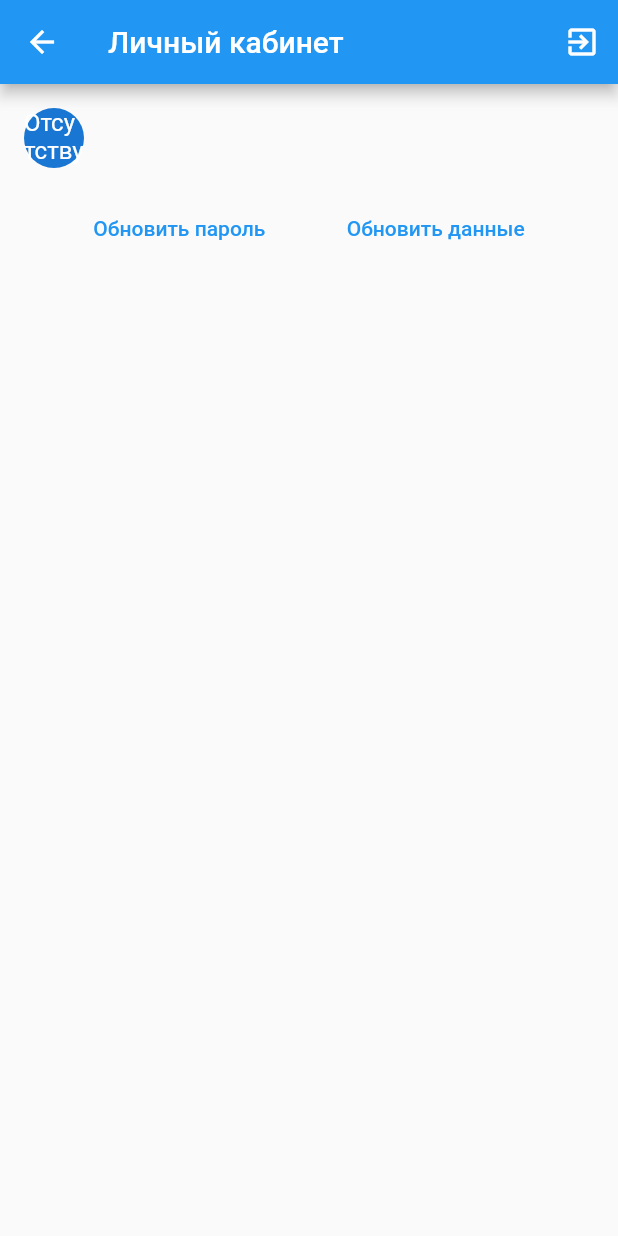
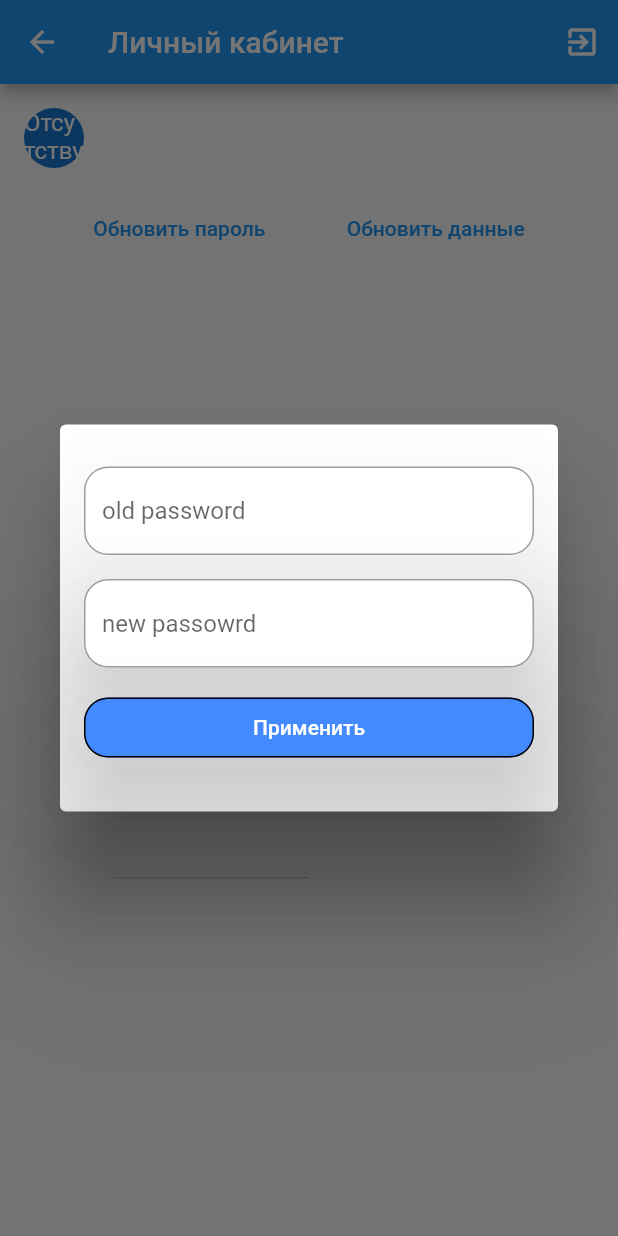
Before and after one commit to MikhailPoltavskiy/client_it, a Flutter app: the UserScreen screen opened directly, after a tap on "Обновить пароль", on a phone screen of 412 x 824 dp. Run offline on Flutter 3.47's test engine with Material 2 defaults, Android fonts, the phone set to English and light mode, and no system bars; our stand-ins replace dio, flutter_bloc, freezed_annotation, get_it, hydrated_bloc, injectable and 1 more.

Commit message:
lesson 5.31

```diff
--- a/lib/feature/auth/ui/user_screen.dart
+++ b/lib/feature/auth/ui/user_screen.dart
@@ -74,7 +74,13 @@ class UserScreen extends StatelessWidget {
                   mainAxisAlignment: MainAxisAlignment.spaceEvenly,
                   children: [
                     TextButton(
-                      onPressed: () {},
+                      onPressed: () {
+                        showDialog(
+                          context: context,
+                          builder: (context) =>
+                              const _UserUpdatePasswordDialog(),
+                        );
+                      },
                       child: const Text('Обновить пароль'),
                     ),
                     TextButton(
@@ -143,3 +149,53 @@ class __UserUpdateDialogState extends State<_UserUpdateDialog> {
     );
   }
 }
+
+class _UserUpdatePasswordDialog extends StatefulWidget {
+  const _UserUpdatePasswordDialog({super.key});
+
+  @override
+  State<_UserUpdatePasswordDialog> createState() =>
+      __UserUpdatePasswordDialogState();
+}
+
+class __UserUpdatePasswordDialogState extends State<_UserUpdatePasswordDialog> {
+  final newController = TextEditingController();
+  final oldController = TextEditingController();
+
+  @override
+  void dispose() {
+    newController.dispose();
+    oldController.dispose();
+    super.dispose();
+  }
+
+  @override
+  Widget build(BuildContext context) {
+    return SimpleDialog(
+      children: [
+        Padding(
+          padding: const EdgeInsets.all(16),
+          child: Column(
+            children: [
+              AppTextField(
+                  controller: oldController, labelText: 'old password'),
+              const SizedBox(height: 16),
+              AppTextField(
+                  controller: newController, labelText: 'new passowrd'),
+              const SizedBox(height: 16),
+              AppTextButton(
+                  onPressed: () {
+                    Navigator.pop(context);
+                    context.read<AuthCubit>().passwordUpdate(
+                          newPassword: newController.text,
+                          oldPassword: oldController.text,
+                        );
+                  },
+                  textButton: 'Применить'),
+            ],
+          ),
+        ),
+      ],
+    );
+  }
+}
```
Also changed, not shown: lib/app/data/dio_app_api.dart (+7 -2 lines), lib/feature/auth/data/network_auth_repository.dart (+12 -4 lines), lib/feature/auth/domain/auth_state/auth_cubit.dart (+23 -0 lines).
